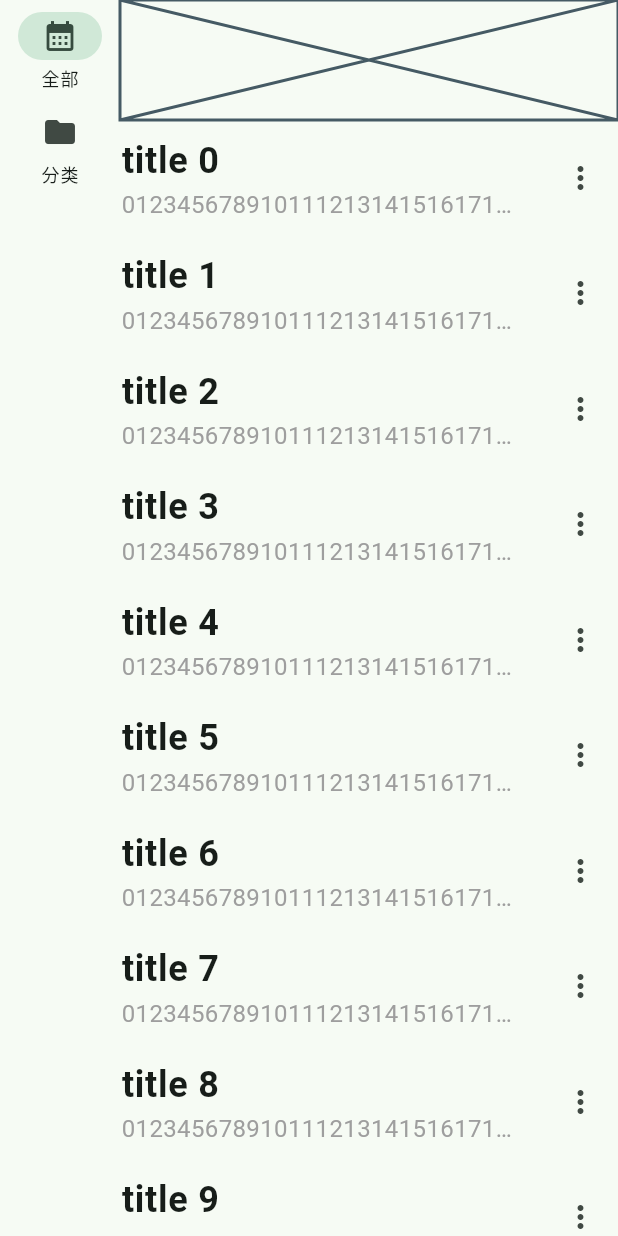
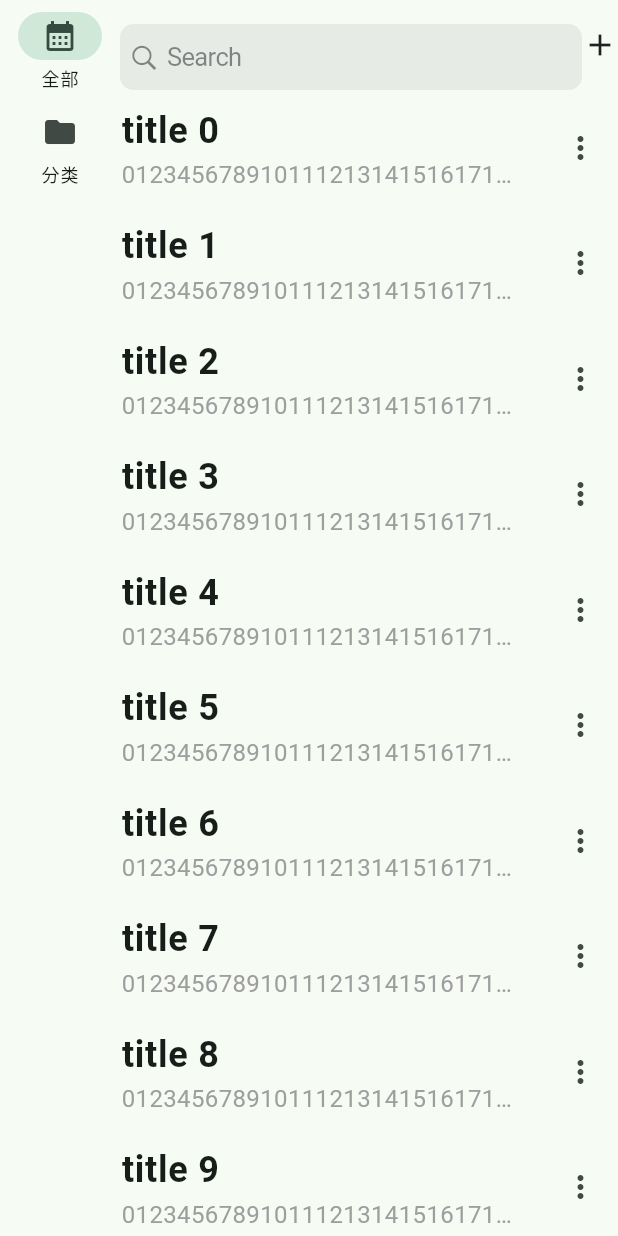
Before and after one commit to pp680111/todo_manage_tool, a Flutter app: the screen it shows after launch, on a phone screen of 412 x 824 dp. Run offline on Flutter 3.47's test engine with Material 3 defaults, Android fonts, the phone set to English and light mode, and no system bars; our stand-ins replace drift, drift_flutter; missing offline and left inert: omni_datetime_picker; accounts and stored records are empty; generated files the repository leaves out were written again.

Commit message:
feat: 完善todo事项详情页面样式，搜索栏样式初始调整

```diff
--- a/lib/model/todo_thing_progress/todo_thing_progress.dart
+++ b/lib/model/todo_thing_progress/todo_thing_progress.dart
@@ -4,6 +4,7 @@ class TodoThingProgress extends Table {
   IntColumn get id => integer().autoIncrement()();
   IntColumn get todoThingId => integer()();
   TextColumn get content => text().nullable()();
+  BoolColumn get isFinished => boolean()();
   DateTimeColumn get createTime => dateTime()();
   DateTimeColumn get updateTime => dateTime()();
 
--- a/lib/widget/main_page.dart
+++ b/lib/widget/main_page.dart
@@ -1,5 +1,6 @@
 import 'package:flutter/cupertino.dart';
 import 'package:flutter/material.dart';
+import 'package:todo_manage/widget/search_bar_component.dart';
 import 'package:todo_manage/widget/todo_thing/todo_thing_list.dart';
 
 class MainPage extends StatefulWidget {
@@ -30,8 +31,7 @@ class _MainPageState extends State<MainPage> {
             child: Column(
               children: [
                 Container(
-                  height: 80,
-                  child: Placeholder(), // 搜索条组件的占位符
+                  child: const SearchBarComponent(), // 搜索条组件的占位符
                 ),
                 Expanded(
                   child: _switchContainerComponent()
--- /dev/null
+++ b/lib/widget/search_bar_component.dart
@@ -0,0 +1,41 @@
+import 'package:flutter/cupertino.dart';
+import 'package:flutter/material.dart';
+
+class SearchBarComponent extends StatelessWidget {
+  const SearchBarComponent({Key? key}) : super(key: key);
+
+  @override
+  Widget build(BuildContext context) {
+    return Row(children: [
+      // Container(
+      //   padding: const EdgeInsets.symmetric(horizontal: 16, vertical: 8),
+      //   child: SearchAnchor(
+      //     builder: (BuildContext context, SearchController controller) {
+      //       return SearchBar(
+      //         controller: controller,
+      //         onTap: () {
+      //           controller.openView();
+      //         },
+      //         onChanged: (_) {
+      //           controller.openView();
+      //         },
+      //         leading: const Icon(Icons.search),
+      //       );
+      //     },
+      //     viewElevation: false,
+      //     suggestionsBuilder: (BuildContext context, SearchController controller) {
+      //       return [];
+      //     }
+      //   ),
+      // )
+      Expanded(
+        child: Container(
+          padding: const EdgeInsets.only(top: 16),
+          height: 60,
+          child: CupertinoSearchTextField()
+        )
+      ),
+      Icon(Icons.add)
+    ]);
+  }
+}
```
Also changed, not shown: lib/widget/todo_thing/todo_thing_detail.dart (+12 -2 lines).
